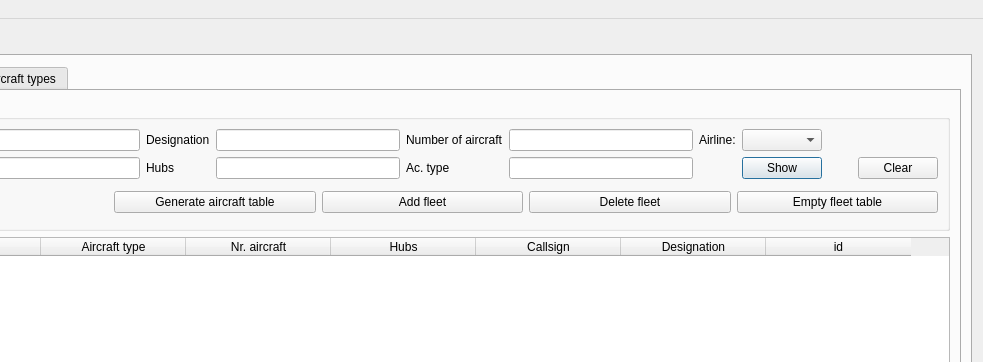
This is ScheduleUi/MainWindow.ui in kantooon/ScheduleViewer as Qt 5 draws it before an edit; both pictures show x 138 to 1121 and y 0 to 362 of the 1121 by 838 pixel window. The edited form follows.
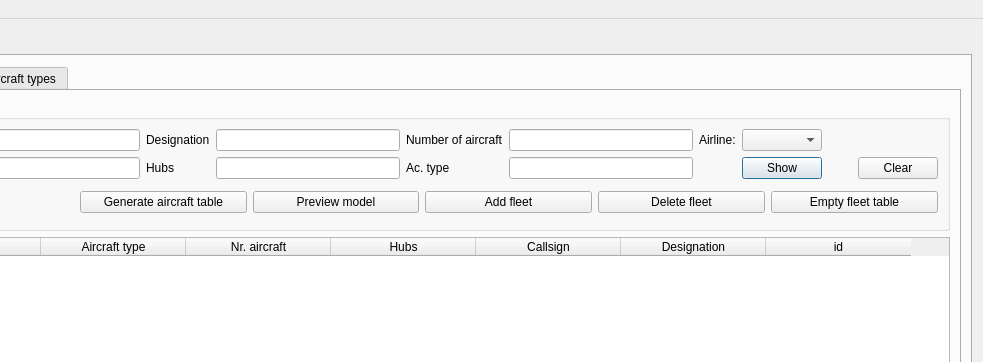
This is the edited form. The open tabs and pages were chosen to show the change. Icons and pictures are not drawn.

Commit message: Add model viewer in Fleet tab

```diff
--- a/ScheduleUi/MainWindow.ui
+++ b/ScheduleUi/MainWindow.ui
@@ -965,6 +965,17 @@
                      </property>
                     </widget>
                    </item>
+                   <item>
+                    <widget class="QPushButton" name="previewModelButton">
+                     <property name="text">
+                      <string>Preview model</string>
+                     </property>
+                     <property name="icon">
+                      <iconset resource="../resources.qrc">
+                       <normaloff>:/icons/icons/fgviewer.png</normaloff>:/icons/icons/fgviewer.png</iconset>
+                     </property>
+                    </widget>
+                   </item>
                    <item>
                     <widget class="QPushButton" name="addFleetButton">
                      <property name="text">
```
The commit also changes 9 other files.
